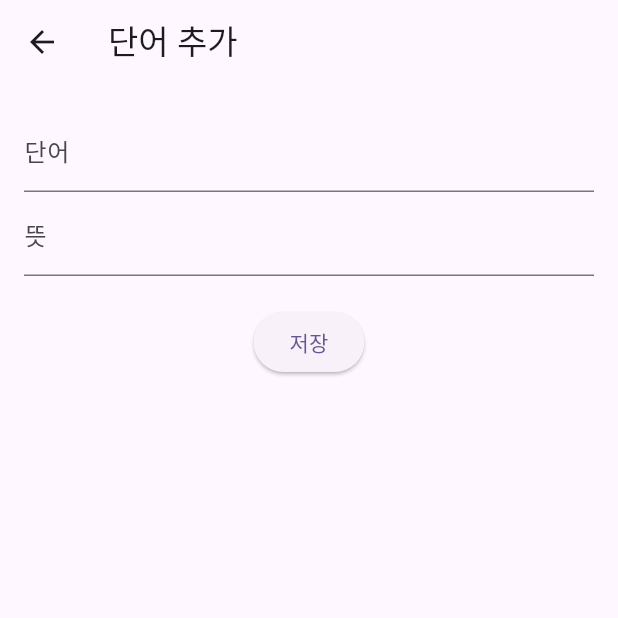
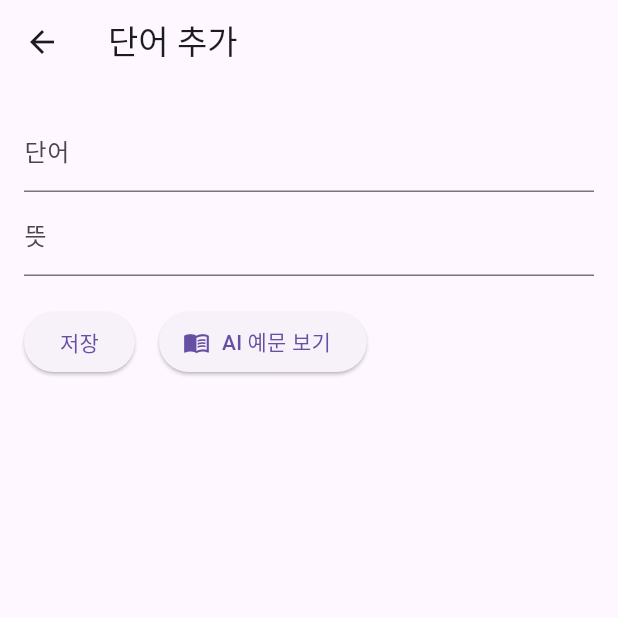
Before and after one commit to jueun1127/voca, a Flutter app: the WordEditScreen screen opened directly, on a phone screen of 412 x 824 dp, the top half of it. Run offline on Flutter 3.47's test engine with Material 3 defaults, Android fonts, the phone set to English and light mode, and no system bars; our stand-ins replace flutter_dotenv; network calls fail.

Commit message:
feat: 단어장 구현

```diff
--- /dev/null
+++ b/voca_app/lib/models/chat.dart
@@ -0,0 +1,57 @@
+class ChatMessage {
+  final String role;    // "system", "user", "assistant"
+  final String content;
+
+  ChatMessage({required this.role, required this.content});
+
+  Map<String, dynamic> toJson() => {
+    'role': role,
+    'content': content,
+  };
+
+  factory ChatMessage.fromJson(Map<String, dynamic> json) => ChatMessage(
+    role: json['role'],
+    content: json['content'],
+  );
+}
+
+/// Chat 요청 전체 구조
+class ChatRequest {
+  final String model;               // ex: "gpt-3.5-turbo"
+  final List<ChatMessage> messages;
+
+  ChatRequest({this.model = "gpt-3.5-turbo", required this.messages});
+
+  Map<String, dynamic> toJson() => {
+    'model': model,
+    'messages': messages.map((m) => m.toJson()).toList(),
+  };
+}
+
+/// Chat 응답 내 choice 하나
+class ChatChoice {
+  final int index;
+  final ChatMessage message;
+
+  ChatChoice({required this.index, required this.message});
+
+  factory ChatChoice.fromJson(Map<String, dynamic> json) => ChatChoice(
+    index: json['index'],
+    message: ChatMessage.fromJson(json['message']),
+  );
+}
+
+/// Chat 응답 전체 구조
+class ChatResponse {
+  final String id;
+  final List<ChatChoice> choices;
+
+  ChatResponse({required this.id, required this.choices});
+
+  factory ChatResponse.fromJson(Map<String, dynamic> json) => ChatResponse(
+    id: json['id'],
+    choices: (json['choices'] as List)
+        .map((c) => ChatChoice.fromJson(c))
+        .toList(),
+  );
+}
--- a/voca_app/lib/screens/word_edit_screen.dart
+++ b/voca_app/lib/screens/word_edit_screen.dart
@@ -1,17 +1,21 @@
-import 'package:flutter/material.dart';       // 1) Flutter UI 라이브러리
-import '../models/word.dart';                  // 2) Word 모델 클래스
-import '../services/api_service.dart';         // 3) ApiService 호출 로직
+// lib/screens/word_edit_screen.dart
+import 'package:flutter/material.dart';
+import '../models/word.dart';
+import '../services/api_service.dart';
+import 'ai_examples_screen.dart';
 
 class WordEditScreen extends StatefulWidget {
   final Word? word;
-  WordEditScreen({this.word});
+  const WordEditScreen({super.key, this.word});
 
   @override
-  _WordEditScreenState createState() => _WordEditScreenState();
+  State<WordEditScreen> createState() => _WordEditScreenState();
 }
+
 class _WordEditScreenState extends State<WordEditScreen> {
-  final _fomKey = GlobalKey<FormState>();
-  late String_term, _meaning;
+  final _formKey = GlobalKey<FormState>();
+  late String _term;
+  late String _meaning;
   final ApiService _api = ApiService();
 
   @override
@@ -37,31 +41,52 @@ class _WordEditScreenState extends State<WordEditScreen> {
   @override
   Widget build(BuildContext context) {
     return Scaffold(
-      appBar: AppBar(title: Text(widget.word == null ? '단어 추가' : '단어 수정')),
-      body : Padding(
-        padding: EdgeInsets.all(16),
+      appBar: AppBar(
+        title: Text(widget.word == null ? '단어 추가' : '단어 수정'),
+      ),
+      body: Padding(
+        padding: const EdgeInsets.all(16),
         child: Form(
           key: _formKey,
           child: Column(
+            crossAxisAlignment: CrossAxisAlignment.start,
             children: [
               TextFormField(
                 initialValue: _term,
-                decoration: InputDecoration(labelText: '단어'),
-                validator: (v) => v!.isEmpty ? '단어를 입력하세요.' : null,
+                decoration: const InputDecoration(labelText: '단어'),
+                validator: (v) => (v == null || v.isEmpty) ? '단어를 입력하세요.' : null,
                 onSaved: (v) => _term = v!,
               ),
               TextFormField(
                 initialValue: _meaning,
-                decoration: InputDecoration(labelText: '뜻'),
-                validator: (v) => v!.isEmpty ? '뜻을 입력하세요.' : null,
+                decoration: const InputDecoration(labelText: '뜻'),
+                validator: (v) => (v == null || v.isEmpty) ? '뜻을 입력하세요.' : null,
                 onSaved: (v) => _meaning = v!,
               ),
-              SizedBox(height: 20),
-              ElevatedButton(onPressed: _save, child: Text('저장')),
-            ]
-          )
-        )
-      )
+              const SizedBox(height: 20),
+              Row(
+                children: [
+                  ElevatedButton(
+                    onPressed: _save,
+                    child: const Text('저장'),
+                  ),
+                  const SizedBox(width: 16),
+                  ElevatedButton.icon(
+                    icon: const Icon(Icons.menu_book),
+                    label: const Text('AI 예문 보기'),
+                    onPressed: () => Navigator.push(
+                      context,
+                      MaterialPageRoute(
+                        builder: (_) => AiExamplesScreen(term: _term),
+                      ),
+                    ),
+                  ),
+                ],
+              ),
+            ],
+          ),
+        ),
+      ),
     );
   }
 }
```
Also changed, not shown: voca_app/lib/main.dart (+9 -108 lines), voca_app/lib/screens/ai_examples_screen.dart (added, +79 -0 lines), voca_app/lib/services/api_service.dart (+64 -21 lines), voca_app/pubspec.yaml (+12 -13 lines), voca_app/flutter_01.png (added), voca_app/pubspec.lock, 6 other files.
